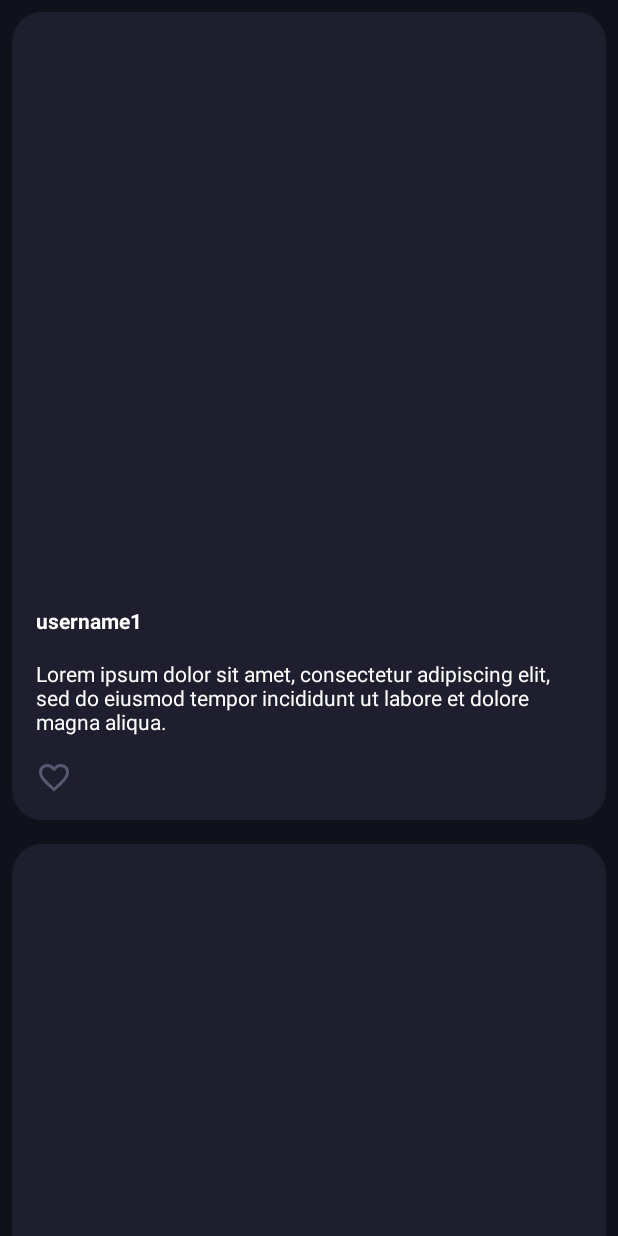
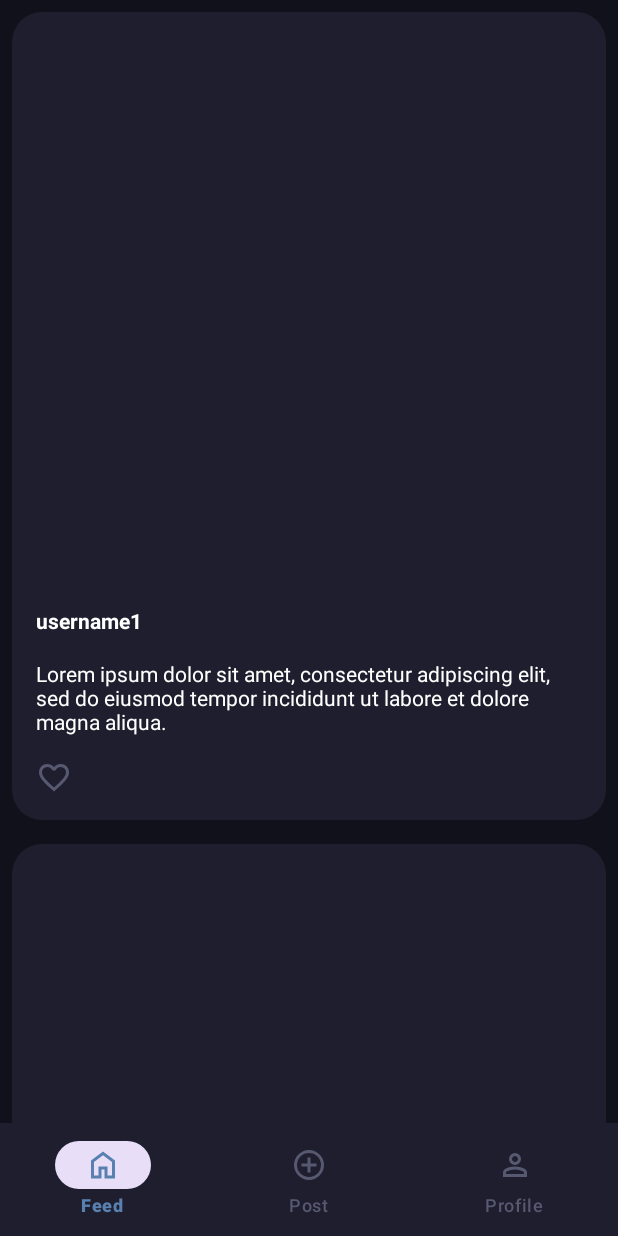
Before and after one commit to imbeer/silly-blog, an Android app: the screen it shows after launch (MainActivity), on a phone screen of 412 x 824 dp. Run offline under Robolectric (Android 15) with nearby library versions, the light colour scheme and no system bars.

Commit message:
Add bottom nav bar

```diff
--- a/blog_android_app/app/src/main/java/com/example/blog_android_app/MainActivity.kt
+++ b/blog_android_app/app/src/main/java/com/example/blog_android_app/MainActivity.kt
@@ -2,16 +2,41 @@ package com.example.blog_android_app
 
 import android.os.Bundle
 import androidx.appcompat.app.AppCompatActivity
+import androidx.fragment.app.Fragment
 import com.example.blog_android_app.feed.FeedFragment
+import com.google.android.material.bottomnavigation.BottomNavigationView
 
 
 class MainActivity : AppCompatActivity() {
     override fun onCreate(savedInstanceState: Bundle?) {
         super.onCreate(savedInstanceState)
         setContentView(R.layout.activity_main)
+        val bottomNavBar = findViewById<BottomNavigationView>(R.id.bottomNavigationView)
 
+        bottomNavBar.setOnItemSelectedListener { item ->
+            when (item.itemId) {
+                R.id.nav_home -> {
+                    loadFragment(FeedFragment())
+                    true
+                }
+                R.id.nav_add_post -> {
+//                    loadFragment(SearchFragment())
+                    true
+                }
+                R.id.nav_profile -> {
+//                    loadFragment(ProfileFragment())
+                    true
+                }
+                else -> false
+            }
+        }
+
+        loadFragment(FeedFragment())
+    }
+
+    fun loadFragment(fragment: Fragment) {
         supportFragmentManager.beginTransaction()
-            .add(R.id.fragmentContainer, FeedFragment())
+            .replace(R.id.fragmentContainer, fragment)
             .commit()
     }
 }
--- a/blog_android_app/app/src/main/java/com/example/blog_android_app/feed/PostFeedAdapter.kt
+++ b/blog_android_app/app/src/main/java/com/example/blog_android_app/feed/PostFeedAdapter.kt
@@ -33,13 +33,7 @@ class PostFeedAdapter(private val items: MutableList<PostItem>) :
     fun loadInitialData() {
         val initialItems = mutableListOf<PostItem>()
         for (i in 1..20) {
-            initialItems.add(
-                PostItem(
-                    "username$i",
-                    "Lorem ipsum dolor sit amet, consectetur adipiscing elit, sed do eiusmod tempor incididunt ut labore et dolore magna aliqua.",
-                    listOf("https://avatars.githubusercontent.com/u/76579340", "https://avatars.githubusercontent.com/u/48876018")
-                )
-            )
+            initialItems.add(generatePostItem(i))
         }
         addItems(initialItems)
     }
@@ -50,13 +44,7 @@ class PostFeedAdapter(private val items: MutableList<PostItem>) :
             val newItems = mutableListOf<PostItem>()
             val start = itemCount + 1
             for (i in start until start + 10) {
-                newItems.add(
-                    PostItem(
-                        "username$i",
-                        "Lorem ipsum dolor sit amet, consectetur adipiscing elit, sed do eiusmod tempor incididunt ut labore et dolore magna aliqua.",
-                        listOf("https://avatars.githubusercontent.com/u/76579340", "https://avatars.githubusercontent.com/u/48876018")
-                    )
-                )
+                newItems.add(generatePostItem(i))
             }
             addItems(newItems)
 
@@ -64,4 +52,10 @@ class PostFeedAdapter(private val items: MutableList<PostItem>) :
         }, 100)
     }
 
+    private fun generatePostItem(index: Int): PostItem {
+        return PostItem("username$index",
+                "Lorem ipsum dolor sit amet, consectetur adipiscing elit, sed do eiusmod tempor incididunt ut labore et dolore magna aliqua.",
+                listOf("https://avatars.githubusercontent.com/u/76579340", "https://avatars.githubusercontent.com/u/48876018"))
+    }
+
 }
--- /dev/null
+++ b/blog_android_app/app/src/main/res/color/nav_item_colors.xml
@@ -0,0 +1,5 @@
+<?xml version="1.0" encoding="utf-8"?>
+<selector xmlns:android="http://schemas.android.com/apk/res/android">
+    <item android:color="@color/accent" android:state_checked="true" />
+    <item android:color="@color/surface" android:state_checked="false" />
+</selector>
--- /dev/null
+++ b/blog_android_app/app/src/main/res/drawable/add_circle.xml
@@ -0,0 +1,9 @@
+<vector xmlns:android="http://schemas.android.com/apk/res/android"
+    android:width="24dp"
+    android:height="24dp"
+    android:viewportWidth="960"
+    android:viewportHeight="960">
+  <path
+      android:pathData="M440,680h80v-160h160v-80L520,440v-160h-80v160L280,440v80h160v160ZM480,880q-83,0 -156,-31.5T197,763q-54,-54 -85.5,-127T80,480q0,-83 31.5,-156T197,197q54,-54 127,-85.5T480,80q83,0 156,31.5T763,197q54,54 85.5,127T880,480q0,83 -31.5,156T763,763q-54,54 -127,85.5T480,880ZM480,800q134,0 227,-93t93,-227q0,-134 -93,-227t-227,-93q-134,0 -227,93t-93,227q0,134 93,227t227,93ZM480,480Z"
+      android:fillColor="@color/accent"/>
+</vector>
--- /dev/null
+++ b/blog_android_app/app/src/main/res/drawable/home.xml
@@ -0,0 +1,9 @@
+<vector xmlns:android="http://schemas.android.com/apk/res/android"
+    android:width="24dp"
+    android:height="24dp"
+    android:viewportWidth="960"
+    android:viewportHeight="960">
+  <path
+      android:pathData="M240,760h120v-240h240v240h120v-360L480,220 240,400v360ZM160,840v-480l320,-240 320,240v480L520,840v-240h-80v240L160,840ZM480,490Z"
+      android:fillColor="@color/accent"/>
+</vector>
--- /dev/null
+++ b/blog_android_app/app/src/main/res/drawable/profile.xml
@@ -0,0 +1,9 @@
+<vector xmlns:android="http://schemas.android.com/apk/res/android"
+    android:width="24dp"
+    android:height="24dp"
+    android:viewportWidth="960"
+    android:viewportHeight="960">
+  <path
+      android:pathData="M480,480q-66,0 -113,-47t-47,-113q0,-66 47,-113t113,-47q66,0 113,47t47,113q0,66 -47,113t-113,47ZM160,800v-112q0,-34 17.5,-62.5T224,582q62,-31 126,-46.5T480,520q66,0 130,15.5T736,582q29,15 46.5,43.5T800,688v112L160,800ZM240,720h480v-32q0,-11 -5.5,-20T700,654q-54,-27 -109,-40.5T480,600q-56,0 -111,13.5T260,654q-9,5 -14.5,14t-5.5,20v32ZM480,400q33,0 56.5,-23.5T560,320q0,-33 -23.5,-56.5T480,240q-33,0 -56.5,23.5T400,320q0,33 23.5,56.5T480,400ZM480,320ZM480,720Z"
+      android:fillColor="@color/accent"/>
+</vector>
--- a/blog_android_app/app/src/main/res/layout/activity_main.xml
+++ b/blog_android_app/app/src/main/res/layout/activity_main.xml
@@ -18,4 +18,19 @@
         app:layout_constraintTop_toTopOf="parent"
         />
 
+    <com.google.android.material.bottomnavigation.BottomNavigationView
+        android:id="@+id/bottomNavigationView"
+        android:layout_width="match_parent"
+        android:layout_height="75dp"
+        android:background="@color/base"
+        app:itemTextColor="@color/nav_item_colors"
+        app:itemIconTint="@color/nav_item_colors"
+        app:itemBackground="@android:color/transparent"
+        app:rippleColor="@android:color/transparent"
+        app:layout_constraintBottom_toBottomOf="parent"
+        app:layout_constraintEnd_toEndOf="parent"
+        app:layout_constraintHorizontal_bias="0.5"
+        app:layout_constraintStart_toStartOf="parent"
+        app:menu="@menu/navigation_bar_menu"/>
+
 </androidx.constraintlayout.widget.ConstraintLayout>
--- /dev/null
+++ b/blog_android_app/app/src/main/res/menu/navigation_bar_menu.xml
@@ -0,0 +1,15 @@
+<?xml version="1.0" encoding="utf-8"?>
+<menu xmlns:android="http://schemas.android.com/apk/res/android">
+    <item
+        android:id="@+id/nav_home"
+        android:icon="@drawable/home"
+        android:title="Feed" />
+    <item
+        android:id="@+id/nav_add_post"
+        android:icon="@drawable/add_circle"
+        android:title="Post" />
+    <item
+        android:id="@+id/nav_profile"
+        android:icon="@drawable/profile"
+        android:title="Profile" />
+</menu>
```
Also changed, not shown: blog_android_app/app/src/main/res/layout/post_card.xml (+0 -7 lines).
